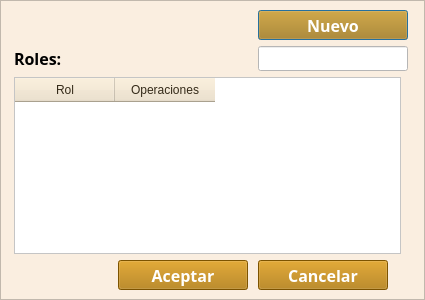
First picture: the form in funciones/adminusers/agregarRoles.ui, repository gerardoros/CartograficoQgisPlugin, before the edit.
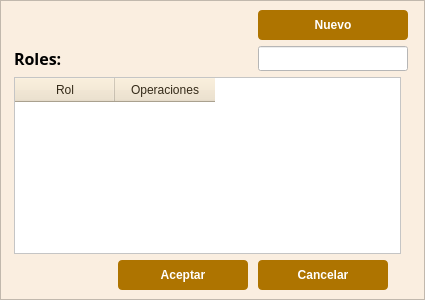
Second picture: the form after the edit.

```diff
--- a/funciones/adminusers/agregarRoles.ui
+++ b/funciones/adminusers/agregarRoles.ui
@@ -78,8 +78,6 @@
          </property>
          <property name="font">
           <font>
-           <family>Century Gothic</family>
-           <pointsize>12</pointsize>
            <weight>75</weight>
            <bold>true</bold>
           </font>
@@ -87,12 +85,16 @@
          <property name="styleSheet">
           <string notr="true">QPushButton{
 background : rgb(174, 116, 0);
-color : rgb(255, 255, 255)
+color : rgb(255, 255, 255);
+border-radius : 4px;
 }
-QPushButton::disabled {
-background : rgb(187, 129, 13);
-color : rgb(245,245,245);
-border: 1px solid #adb2b5;
+QPushButton::hover{
+background : rgb(104, 69, 13);
+color : rgb(255, 255, 255);
+border-radius : 4px;
+}
+QPushButton:disabled {
+background: rgb(217, 217, 217)
 }</string>
          </property>
          <property name="text">
@@ -116,8 +118,6 @@
          </property>
          <property name="font">
           <font>
-           <family>Century Gothic</family>
-           <pointsize>12</pointsize>
            <weight>75</weight>
            <bold>true</bold>
           </font>
@@ -125,12 +125,16 @@
          <property name="styleSheet">
           <string notr="true">QPushButton{
 background : rgb(174, 116, 0);
-color : rgb(255, 255, 255)
+color : rgb(255, 255, 255);
+border-radius : 4px;
 }
-QPushButton::disabled {
-background : rgb(187, 129, 13);
-color : rgb(245,245,245);
-border: 1px solid #adb2b5;
+QPushButton::hover{
+background : rgb(104, 69, 13);
+color : rgb(255, 255, 255);
+border-radius : 4px;
+}
+QPushButton:disabled {
+background: rgb(217, 217, 217)
 }</string>
          </property>
          <property name="text">
@@ -154,8 +158,6 @@
          </property>
          <property name="font">
           <font>
-           <family>Century Gothic</family>
-           <pointsize>12</pointsize>
            <weight>75</weight>
            <bold>true</bold>
           </font>
@@ -163,12 +165,16 @@
          <property name="styleSheet">
           <string notr="true">QPushButton{
 background : rgb(174, 116, 0);
-color : rgb(255, 255, 255)
+color : rgb(255, 255, 255);
+border-radius : 4px;
 }
-QPushButton::disabled {
-background : rgb(187, 129, 13);
-color : rgb(245,245,245);
-border: 1px solid #adb2b5;
+QPushButton::hover{
+background : rgb(104, 69, 13);
+color : rgb(255, 255, 255);
+border-radius : 4px;
+}
+QPushButton:disabled {
+background: rgb(217, 217, 217)
 }</string>
          </property>
          <property name="text">
```
